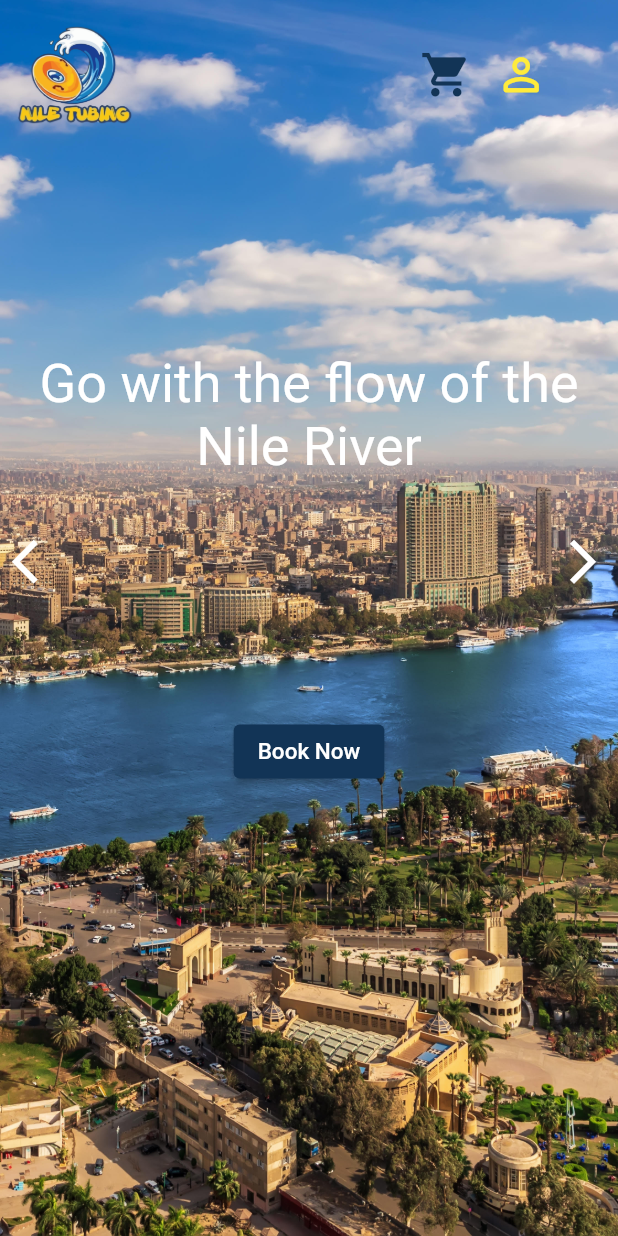
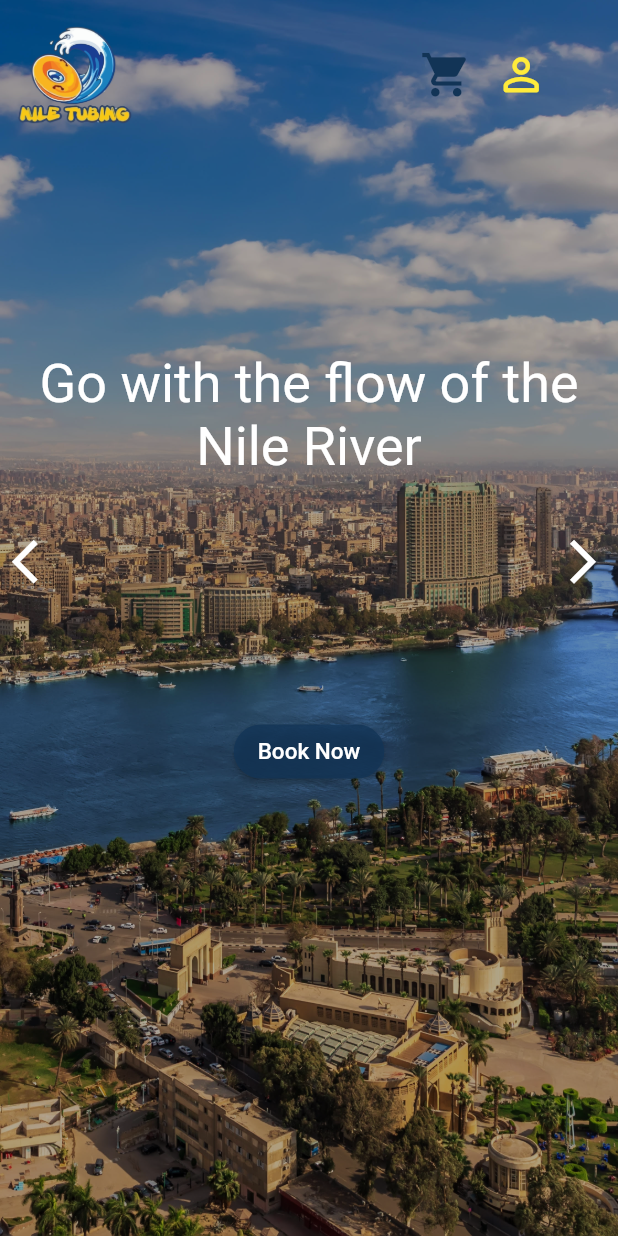
Before and after one commit to khaleddsaadd/Nile-Tubing-Mobile-App, a Flutter app: the screen it shows after launch, on a phone screen of 412 x 824 dp. Run offline on Flutter 3.47's test engine with Material 2 defaults, Android fonts, the phone set to English and light mode, and no system bars; Roboto replaces fonts that are missing (Cairo).

Commit message:
Homepage updated

```diff
--- a/nile_tubing_app/lib/Home.dart
+++ b/nile_tubing_app/lib/Home.dart
@@ -13,7 +13,10 @@ class Home extends StatelessWidget {
                 decoration: BoxDecoration(
                     image: DecorationImage(
                         image: AssetImage("assets/Background.jpg"),
-                        fit: BoxFit.cover)),
+                        fit: BoxFit.cover,
+                        colorFilter: ColorFilter.mode(
+                          Colors.black.withOpacity(0.3), BlendMode.darken))
+                        ),
 
 
          child: ListView(children: [
@@ -24,6 +27,7 @@ class Home extends StatelessWidget {
             SizedBox(
               width: 180,
             ),
+
             Icon(Icons.local_grocery_store, size: 35, color: Color(0xff123456)),
             SizedBox(
               width: 15,
@@ -69,16 +73,28 @@ class Home extends StatelessWidget {
             mainAxisAlignment: MainAxisAlignment.center,
             crossAxisAlignment: CrossAxisAlignment.center,
             children: [
-               ElevatedButton(
-                        style: ButtonStyle(
-                            backgroundColor: MaterialStateProperty.all<Color>(
-                                Color(0xff123456))),
+              //  ElevatedButton(
+              //           style: ButtonStyle(
+              //               backgroundColor: MaterialStateProperty.all<Color>(
+              //                   Color(0xff123456))),
+              //           onPressed: () {},
+              //           child: Text('Book Now',
+              //               style: TextStyle(
+              //                   fontSize: 15,
+              //                   color: Colors.white,
+              //                   fontFamily: 'Cairo')
+              //                   )
+              //                   ),
+              RaisedButton(
                 onPressed: () {},
-                        child: Text('Book Now',
-                            style: TextStyle(
+                color: Color(0xff123456).withOpacity(0.8),
+                shape: RoundedRectangleBorder(
+                    borderRadius: BorderRadius.circular(20)),
+                child: Text("Book Now",style: TextStyle(
                                  fontSize: 15,
                                  color: Colors.white,
-                                fontFamily: 'Cairo'))),
+                                 fontFamily: 'Cairo')),
+              ),
             ],
           ),
         ),
@@ -107,10 +123,12 @@ class Home extends StatelessWidget {
                   onPressed: (){},
                 ),],
             ) */
-
         ],
         ),
-          )
+
+          ),
+
+
         );
   }
 }
```
Lines whose indentation alone changed are shown as unchanged.
